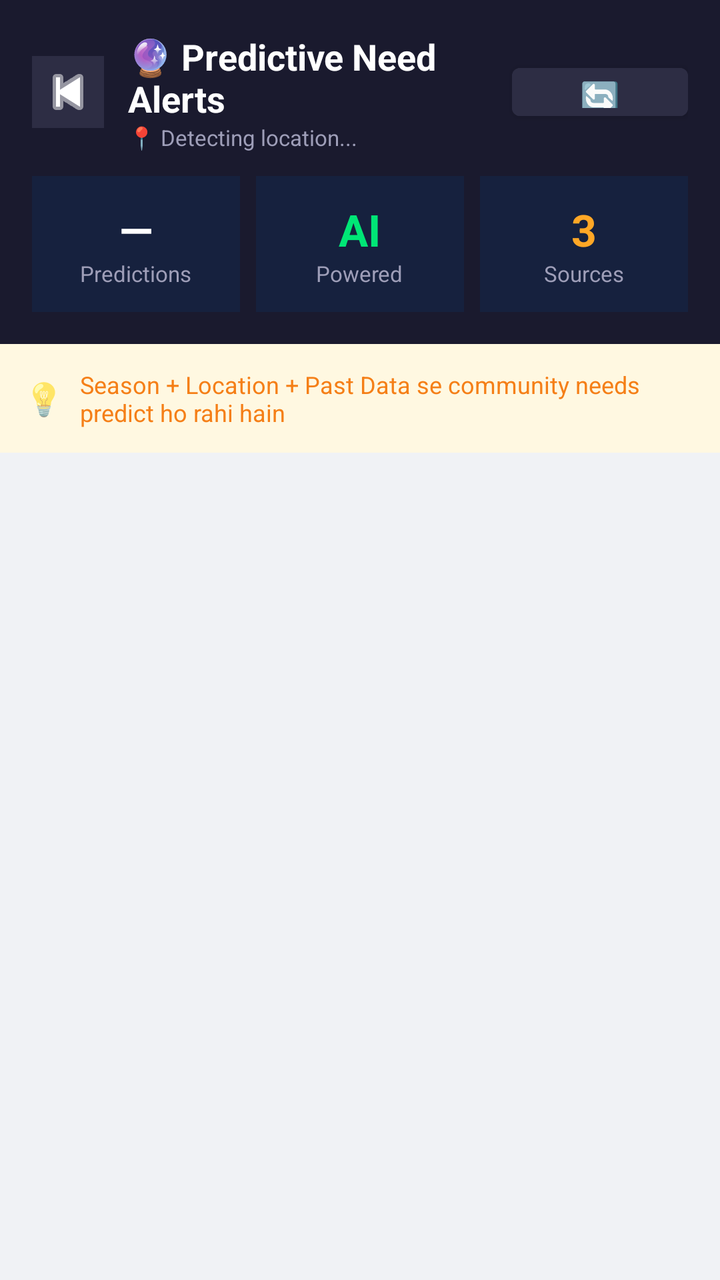
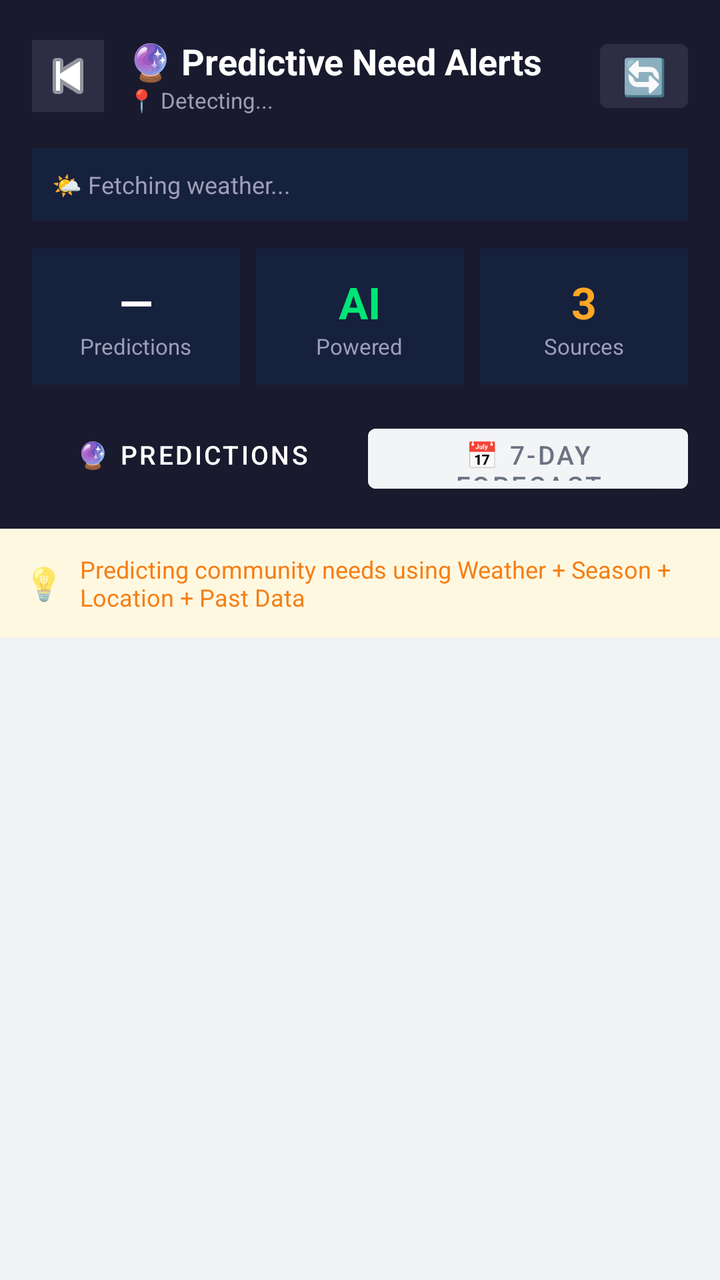

Before-and-after screenshots of an Android layout around one commit, followed by the original layout XML and the change that was made.
<!-- AndroidManifest.xml: application theme Theme.SmartSeva -->
<!-- res/layout/activity_predictive_alerts.xml -->
<?xml version="1.0" encoding="utf-8"?>
<LinearLayout xmlns:android="http://schemas.android.com/apk/res/android"
    android:layout_width="match_parent"
    android:layout_height="match_parent"
    android:orientation="vertical"
    android:background="#F0F2F5">

    
    <LinearLayout
        android:layout_width="match_parent"
        android:layout_height="wrap_content"
        android:orientation="vertical"
        android:background="#1A1A2E"
        android:padding="16dp">

        <LinearLayout
            android:layout_width="match_parent"
            android:layout_height="wrap_content"
            android:orientation="horizontal"
            android:gravity="center_vertical"
            android:layout_marginBottom="12dp">

            <ImageButton
                android:id="@+id/btnBackPredictive"
                android:layout_width="36dp"
                android:layout_height="36dp"
                android:src="@android:drawable/ic_media_previous"
                android:background="#2D2D44"
                android:tint="#FFFFFF"
                android:padding="8dp"/>

            <LinearLayout
                android:layout_width="0dp"
                android:layout_height="wrap_content"
                android:layout_weight="1"
                android:orientation="vertical"
                android:layout_marginStart="12dp">

                <TextView
                    android:layout_width="wrap_content"
                    android:layout_height="wrap_content"
                    android:text="🔮 Predictive Need Alerts"
                    android:textColor="#FFFFFF"
                    android:textSize="18sp"
                    android:textStyle="bold"/>

                <TextView
                    android:id="@+id/tvLocation"
                    android:layout_width="wrap_content"
                    android:layout_height="wrap_content"
                    android:text="📍 Detecting location..."
                    android:textColor="#9E9EB8"
                    android:textSize="11sp"/>
            </LinearLayout>

            <Button
                android:id="@+id/btnRefreshPredictions"
                android:layout_width="wrap_content"
                android:layout_height="36dp"
                android:text="🔄"
                android:textSize="16sp"
                android:backgroundTint="#2D2D44"
                android:textColor="#FFFFFF"/>
        </LinearLayout>

        
        <LinearLayout
            android:layout_width="match_parent"
            android:layout_height="wrap_content"
            android:orientation="horizontal">

            <LinearLayout
                android:layout_width="0dp"
                android:layout_height="wrap_content"
                android:layout_weight="1"
                android:orientation="vertical"
                android:gravity="center"
                android:background="#16213E"
                android:padding="12dp"
                android:layout_marginEnd="8dp">
                <TextView
                    android:id="@+id/tvPredictionCount"
                    android:layout_width="wrap_content"
                    android:layout_height="wrap_content"
                    android:text="—"
                    android:textColor="#FFFFFF"
                    android:textSize="22sp"
                    android:textStyle="bold"/>
                <TextView
                    android:layout_width="wrap_content"
                    android:layout_height="wrap_content"
                    android:text="Predictions"
                    android:textColor="#9E9EB8"
                    android:textSize="11sp"/>
            </LinearLayout>

            <LinearLayout
                android:layout_width="0dp"
                android:layout_height="wrap_content"
                android:layout_weight="1"
                android:orientation="vertical"
                android:gravity="center"
                android:background="#16213E"
                android:padding="12dp"
                android:layout_marginEnd="8dp">
                <TextView
                    android:layout_width="wrap_content"
                    android:layout_height="wrap_content"
                    android:text="AI"
                    android:textColor="#00E676"
                    android:textSize="22sp"
                    android:textStyle="bold"/>
                <TextView
                    android:layout_width="wrap_content"
                    android:layout_height="wrap_content"
                    android:text="Powered"
                    android:textColor="#9E9EB8"
                    android:textSize="11sp"/>
            </LinearLayout>

            <LinearLayout
                android:layout_width="0dp"
                android:layout_height="wrap_content"
                android:layout_weight="1"
                android:orientation="vertical"
                android:gravity="center"
                android:background="#16213E"
                android:padding="12dp">
                <TextView
                    android:layout_width="wrap_content"
                    android:layout_height="wrap_content"
                    android:text="3"
                    android:textColor="#FFA726"
                    android:textSize="22sp"
                    android:textStyle="bold"/>
                <TextView
                    android:layout_width="wrap_content"
                    android:layout_height="wrap_content"
                    android:text="Sources"
                    android:textColor="#9E9EB8"
                    android:textSize="11sp"/>
            </LinearLayout>
        </LinearLayout>
    </LinearLayout>

    
    <LinearLayout
        android:layout_width="match_parent"
        android:layout_height="wrap_content"
        android:orientation="horizontal"
        android:gravity="center_vertical"
        android:background="#FFF8E1"
        android:padding="12dp">

        <TextView
            android:layout_width="wrap_content"
            android:layout_height="wrap_content"
            android:text="💡"
            android:textSize="16sp"
            android:layout_marginEnd="8dp"/>

        <TextView
            android:layout_width="match_parent"
            android:layout_height="wrap_content"
            android:text="Season + Location + Past Data se community needs predict ho rahi hain"
            android:textSize="12sp"
            android:textColor="#F57F17"/>
    </LinearLayout>

    
    <ScrollView
        android:layout_width="match_parent"
        android:layout_height="match_parent">

        <LinearLayout
            android:id="@+id/layoutPredictions"
            android:layout_width="match_parent"
            android:layout_height="wrap_content"
            android:orientation="vertical"
            android:padding="16dp"/>
    </ScrollView>

</LinearLayout>
<!-- resources referenced by this layout -->
<resources>
  <style name="Theme.SmartSeva" parent="Theme.MaterialComponents.Light.NoActionBar">
          <item name="colorPrimary">@color/primary</item>
          <item name="colorPrimaryDark">@color/primary_dark</item>
          <item name="colorAccent">@color/accent</item>
          <item name="android:windowBackground">@color/background</item>
          <item name="android:statusBarColor">@color/primary_dark</item>
      </style>
  <color name="primary">#1565C0</color>
  <color name="primary_dark">#0D47A1</color>
  <color name="accent">#42A5F5</color>
  <color name="background">#F0F4F8</color>
</resources>

<!-- the commit's change to res/layout/activity_predictive_alerts.xml (unified diff, before → after) -->
@@ -13,12 +13,13 @@
         android:background="#1A1A2E"
         android:padding="16dp">
 
+        
         <LinearLayout
             android:layout_width="match_parent"
             android:layout_height="wrap_content"
             android:orientation="horizontal"
             android:gravity="center_vertical"
-            android:layout_marginBottom="12dp">
+            android:layout_marginBottom="14dp">
 
             <ImageButton
                 android:id="@+id/btnBackPredictive"
@@ -48,26 +49,40 @@
                     android:id="@+id/tvLocation"
                     android:layout_width="wrap_content"
                     android:layout_height="wrap_content"
-                    android:text="📍 Detecting location..."
+                    android:text="📍 Detecting..."
                     android:textColor="#9E9EB8"
                     android:textSize="11sp"/>
             </LinearLayout>
 
             <Button
                 android:id="@+id/btnRefreshPredictions"
-                android:layout_width="wrap_content"
-                android:layout_height="36dp"
+                android:layout_width="44dp"
+                android:layout_height="44dp"
                 android:text="🔄"
-                android:textSize="16sp"
+                android:textSize="18sp"
                 android:backgroundTint="#2D2D44"
-                android:textColor="#FFFFFF"/>
+                android:textColor="#FFFFFF"
+                android:padding="0dp"/>
         </LinearLayout>
 
         
-        <LinearLayout
-            android:layout_width="match_parent"
-            android:layout_height="wrap_content"
-            android:orientation="horizontal">
+        <TextView
+            android:id="@+id/tvWeatherInfo"
+            android:layout_width="match_parent"
+            android:layout_height="wrap_content"
+            android:text="🌤 Fetching weather..."
+            android:textColor="#9E9EB8"
+            android:textSize="12sp"
+            android:background="#16213E"
+            android:padding="10dp"
+            android:layout_marginBottom="14dp"/>
+
+        
+        <LinearLayout
+            android:layout_width="match_parent"
+            android:layout_height="wrap_content"
+            android:orientation="horizontal"
+            android:layout_marginBottom="14dp">
 
             <LinearLayout
                 android:layout_width="0dp"
@@ -140,6 +155,34 @@
                     android:textColor="#9E9EB8"
                     android:textSize="11sp"/>
             </LinearLayout>
+        </LinearLayout>
+
+        
+        <LinearLayout
+            android:layout_width="match_parent"
+            android:layout_height="wrap_content"
+            android:orientation="horizontal">
+
+            <Button
+                android:id="@+id/btnTabPredictions"
+                android:layout_width="0dp"
+                android:layout_height="42dp"
+                android:layout_weight="1"
+                android:text="🔮 Predictions"
+                android:textSize="13sp"
+                android:backgroundTint="#1A1A2E"
+                android:textColor="#FFFFFF"
+                android:layout_marginEnd="8dp"/>
+
+            <Button
+                android:id="@+id/btnTabWeekly"
+                android:layout_width="0dp"
+                android:layout_height="42dp"
+                android:layout_weight="1"
+                android:text="📅 7-Day Forecast"
+                android:textSize="13sp"
+                android:backgroundTint="#F3F4F6"
+                android:textColor="#6B7280"/>
         </LinearLayout>
     </LinearLayout>
 
@@ -162,15 +205,17 @@
         <TextView
             android:layout_width="match_parent"
             android:layout_height="wrap_content"
-            android:text="Season + Location + Past Data se community needs predict ho rahi hain"
+            android:text="Predicting community needs using Weather + Season + Location + Past Data"
             android:textSize="12sp"
             android:textColor="#F57F17"/>
     </LinearLayout>
 
     
     <ScrollView
-        android:layout_width="match_parent"
-        android:layout_height="match_parent">
+        android:id="@+id/panelPredictions"
+        android:layout_width="match_parent"
+        android:layout_height="match_parent"
+        android:visibility="visible">
 
         <LinearLayout
             android:id="@+id/layoutPredictions"
@@ -180,4 +225,19 @@
             android:padding="16dp"/>
     </ScrollView>
 
+    
+    <ScrollView
+        android:id="@+id/panelWeekly"
+        android:layout_width="match_parent"
+        android:layout_height="match_parent"
+        android:visibility="gone">
+
+        <LinearLayout
+            android:id="@+id/layoutWeekly"
+            android:layout_width="match_parent"
+            android:layout_height="wrap_content"
+            android:orientation="vertical"
+            android:padding="16dp"/>
+    </ScrollView>
+
 </LinearLayout>
